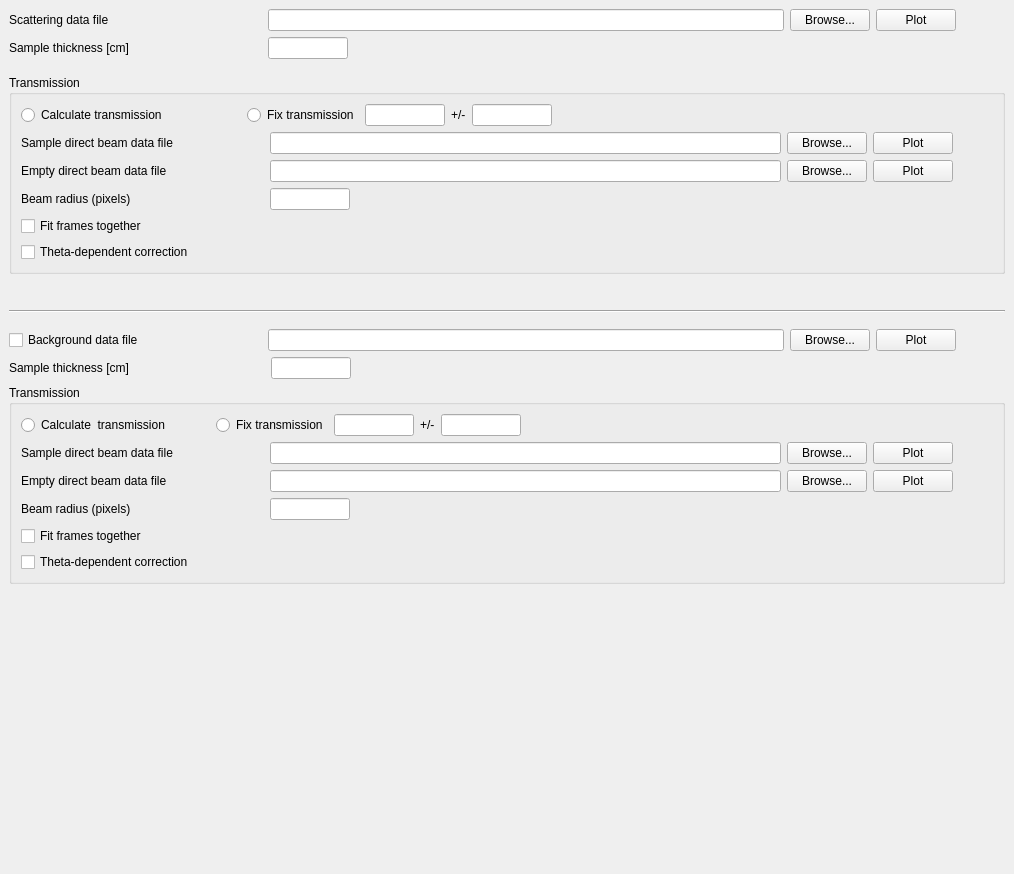
Before: the Qt Designer form Code/Mantid/scripts/Interface/ui/sans/eqsans_sample_data.ui in mantidproject/mantid, drawn with Qt 5.
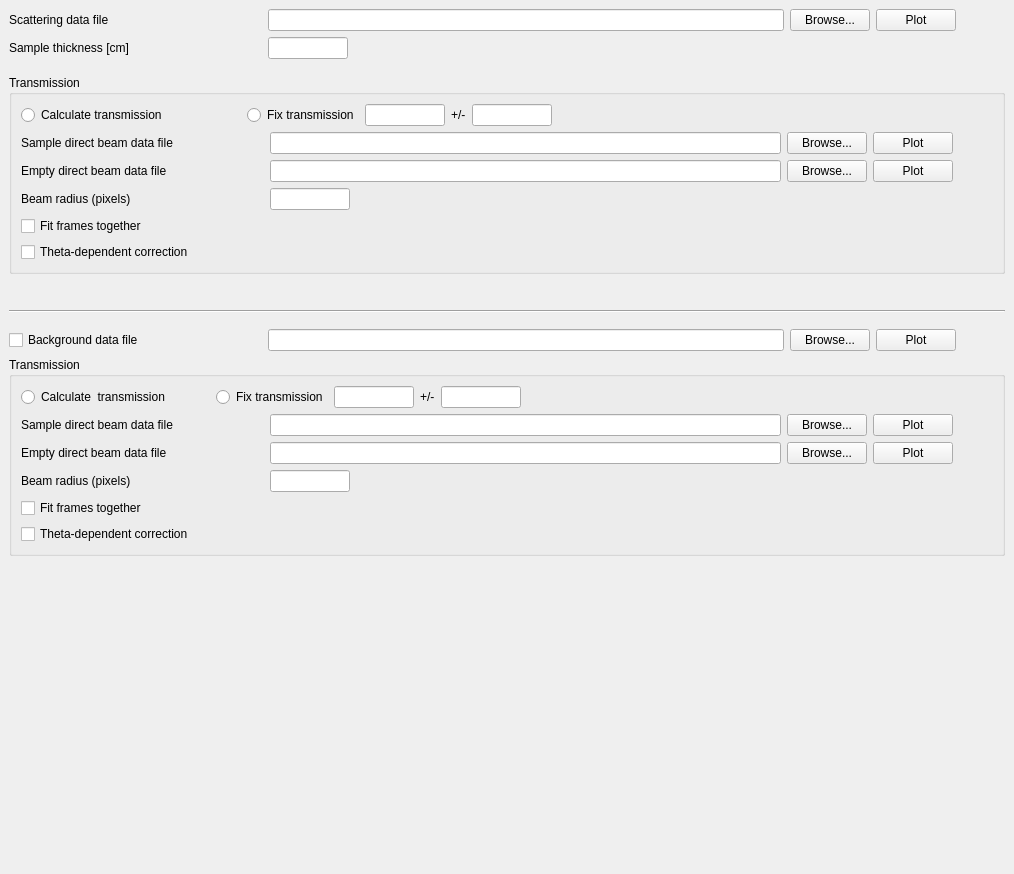
After: the same form once the commit is applied.

Commit message: remove background thickness option Re #3707

What changed in the file:
```diff
--- a/Code/Mantid/scripts/Interface/ui/sans/eqsans_sample_data.ui
+++ b/Code/Mantid/scripts/Interface/ui/sans/eqsans_sample_data.ui
@@ -840,89 +840,6 @@
          </item>
         </layout>
        </item>
-       <item>
-        <layout class="QHBoxLayout" name="horizontalLayout_13">
-         <item>
-          <widget class="QLabel" name="bck_thickness_label">
-           <property name="sizePolicy">
-            <sizepolicy hsizetype="Fixed" vsizetype="Fixed">
-             <horstretch>0</horstretch>
-             <verstretch>0</verstretch>
-            </sizepolicy>
-           </property>
-           <property name="minimumSize">
-            <size>
-             <width>178</width>
-             <height>0</height>
-            </size>
-           </property>
-           <property name="maximumSize">
-            <size>
-             <width>178</width>
-             <height>16777215</height>
-            </size>
-           </property>
-           <property name="text">
-            <string>Sample thickness [cm]</string>
-           </property>
-          </widget>
-         </item>
-         <item>
-          <spacer name="horizontalSpacer_14">
-           <property name="orientation">
-            <enum>Qt::Horizontal</enum>
-           </property>
-           <property name="sizeType">
-            <enum>QSizePolicy::Fixed</enum>
-           </property>
-           <property name="sizeHint" stdset="0">
-            <size>
-             <width>78</width>
-             <height>20</height>
-            </size>
-           </property>
-          </spacer>
-         </item>
-         <item>
-          <widget class="QLineEdit" name="bck_thickness_edit">
-           <property name="sizePolicy">
-            <sizepolicy hsizetype="Fixed" vsizetype="Fixed">
-             <horstretch>0</horstretch>
-             <verstretch>0</verstretch>
-            </sizepolicy>
-           </property>
-           <property name="minimumSize">
-            <size>
-             <width>80</width>
-             <height>0</height>
-            </size>
-           </property>
-           <property name="maximumSize">
-            <size>
-             <width>80</width>
-             <height>16777215</height>
-            </size>
-           </property>
-           <property name="toolTip">
-            <string>Enter background sample thickness [cm]</string>
-           </property>
-          </widget>
-         </item>
-         <item>
-          <spacer name="horizontalSpacer_16">
-           <property name="orientation">
-            <enum>Qt::Horizontal</enum>
-           </property>
-           <property name="sizeHint" stdset="0">
-            <size>
-             <width>40</width>
-             <height>20</height>
-            </size>
-           </property>
-          </spacer>
-         </item>
-        </layout>
-       </item>
        <item>
         <widget class="QGroupBox" name="transmission_grpbox">
          <property name="title">
```
The commit also changes 9 other files.
